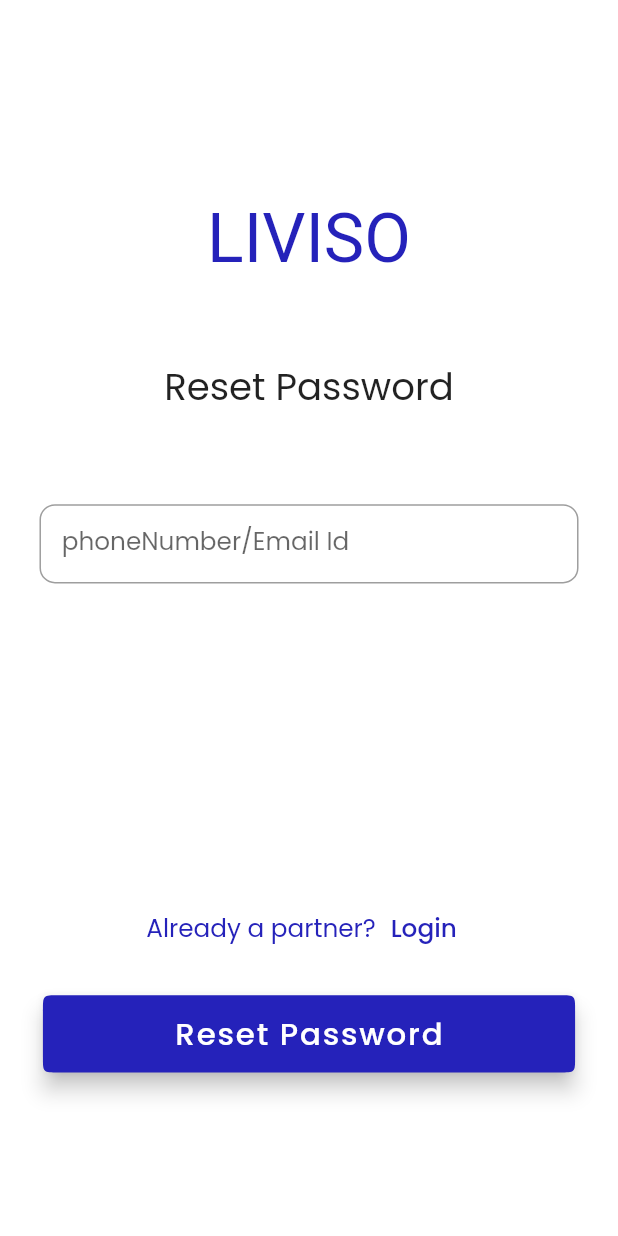
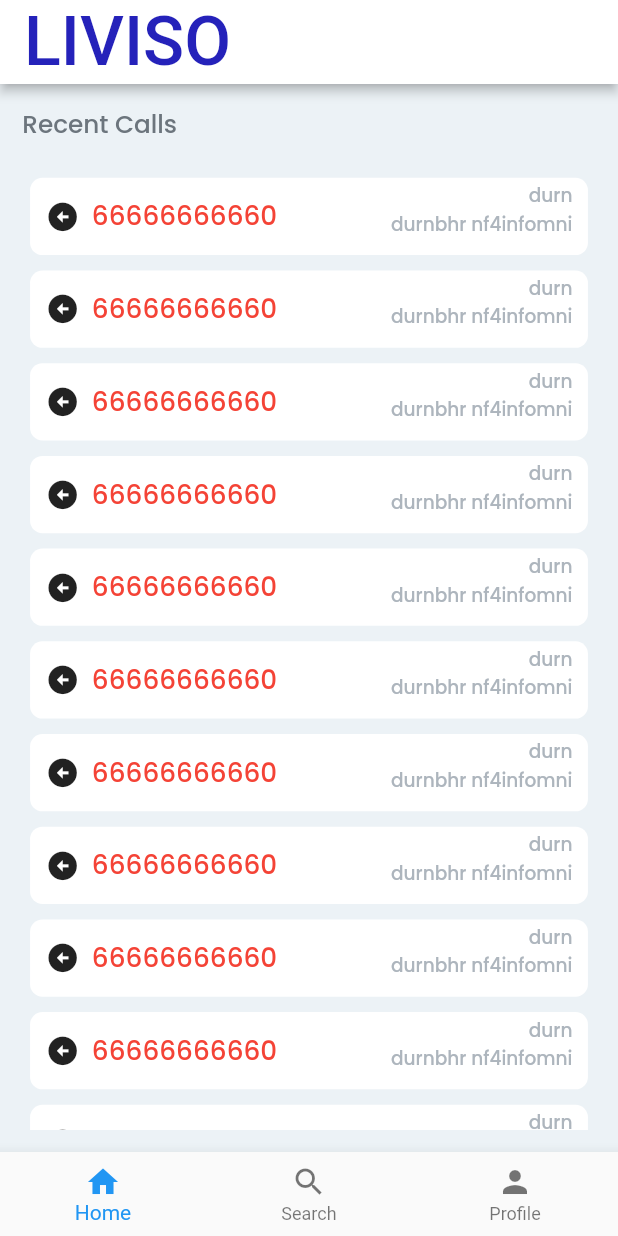
Before and after one commit to 03Simran/LivisoApp, a Flutter app: the screen it shows after launch, on a phone screen of 412 x 824 dp. Run offline on Flutter 3.47's test engine with Material 2 defaults, Android fonts, the phone set to English and light mode, and no system bars; our stand-ins replace flutter_screenutil, google_fonts; Roboto replaces fonts that are missing (Slackey).

Commit message:
Added the Reset password and HoneScreen1

```diff
--- /dev/null
+++ b/lib/assets/homeWidgets.dart
@@ -0,0 +1,75 @@
+import 'package:flutter/material.dart';
+import 'package:flutter_screenutil/flutter_screenutil.dart';
+import 'package:url_launcher/url_launcher.dart';
+import 'package:google_fonts/google_fonts.dart';
+
+import 'colors.dart';
+
+
+class CallElement extends StatefulWidget {
+  const CallElement({super.key});
+
+  @override
+  State<CallElement> createState() => _CallElementState();
+}
+
+class _CallElementState extends State<CallElement> {
+  @override
+  Widget build(BuildContext context) {
+    return  Container(
+      margin: EdgeInsets.all(5.h),
+      height:50.h,
+      width: double.infinity,
+      padding: EdgeInsets.all(2.w),
+      decoration:BoxDecoration(
+        color: Colors.white,
+        borderRadius: BorderRadius.circular(8.r)
+        ),
+
+        child: Row(
+
+          children: [
+
+          SizedBox(width:7.w),
+
+          Icon(Icons.arrow_circle_left,size: 20.w,),
+
+          SizedBox(width: 7.w),
+
+          Text('66666666660',
+          style : GoogleFonts.poppins(
+            textStyle : TextStyle (
+              fontSize: 17.sp,
+              fontWeight: FontWeight.w500,
+              color: Colors.red
+            )
+          )),
+
+           Spacer(),
+
+          Column(
+            crossAxisAlignment: CrossAxisAlignment.end,
+          children: [
+            Text('durn',
+          style : GoogleFonts.poppins(
+            textStyle : TextStyle (
+              fontSize: 12.sp,
+              fontWeight: FontWeight.w500,
+              color: ThemeColors.textColor5
+            )
+          )),
+            Text('durnbhr nf4infomni',
+          style : GoogleFonts.poppins(
+            textStyle : TextStyle (
+              fontSize: 12.sp,
+              fontWeight: FontWeight.w500,
+              color: ThemeColors.textColor5
+            )
+          )),
+          ],),
+
+          SizedBox(width: 7.w)
+        ],)
+    );
+  }
+}
--- a/lib/assets/widgets.dart
+++ b/lib/assets/loginWidgets.dart
@@ -8,14 +8,16 @@
 //Liviso Logo
 
 class Logo extends StatelessWidget {
-  const Logo({super.key});
+  final double fontSize; // Add a named parameter for font size
+
+   Logo({Key? key, this.fontSize = 44}) : super(key: key);
   @override
   Widget build(BuildContext context) {
     return Text('LIVISO',
         style:  GoogleFonts.slackey(
           textStyle: TextStyle(
             color: ThemeColors.primaryColor,
-            fontSize: 44.sp,
+            fontSize: 44.sp
           )
         ),
 
--- a/lib/homeScrn.dart
+++ b/lib/homeScrn.dart
@@ -0,0 +1,83 @@
+// ignore_for_file: prefer_const_constructors
+
+import 'package:flutter/material.dart';
+import 'package:flutter_screenutil/flutter_screenutil.dart';
+import 'package:google_fonts/google_fonts.dart';
+import 'package:liviso_flutter/assets/colors.dart';
+import 'package:liviso_flutter/assets/homeWidgets.dart';
+import 'package:liviso_flutter/assets/loginWidgets.dart';
+
+class HomeScreen1 extends StatefulWidget {
+  const HomeScreen1({super.key});
+
+  @override
+  State<HomeScreen1> createState() => _HomeScreen1State();
+}
+
+class _HomeScreen1State extends State<HomeScreen1> {
+  @override
+  Widget build(BuildContext context) {
+    return Scaffold(
+        backgroundColor: Colors.white,
+        appBar: AppBar(
+          backgroundColor: Colors.white,
+          title: Logo(fontSize: 25.sp),
+          elevation: 3,
+        ),
+        body: Container(
+          padding: EdgeInsets.all(13.w),
+          color: ThemeColors.backgroundColor,
+          child: Column(
+            crossAxisAlignment: CrossAxisAlignment.start,
+            children: [
+              Text('Recent Calls',
+                  style: GoogleFonts.poppins(
+                      textStyle: TextStyle(
+                          fontSize: 16.sp,
+                          fontWeight: FontWeight.w500,
+                          color: ThemeColors.textColor6))),
+              Expanded(
+                child: SingleChildScrollView(
+                  child: Column(
+                    crossAxisAlignment: CrossAxisAlignment.start,
+                    children: [
+                      SizedBox(height: 17.h),
+                      CallElement(),
+                      CallElement(),
+                      CallElement(),
+                      CallElement(),
+                      CallElement(),
+                      CallElement(),
+                      CallElement(),
+                      CallElement(),
+                      CallElement(),
+                      CallElement(),
+                      CallElement(),
+                      CallElement(),
+                      CallElement(),
+                    ],
+                  ),
+                ),
+              ),
+
+
+            ],
+          ),
+
+        ),
+        bottomNavigationBar: BottomNavigationBar(items:const [
+           BottomNavigationBarItem(
+          icon: Icon(Icons.home),
+          label: 'Home',
+        ),
+        BottomNavigationBarItem(
+          icon: Icon(Icons.search),
+          label: 'Search',
+        ),
+        BottomNavigationBarItem(
+          icon: Icon(Icons.person),
+          label: 'Profile',
+        ),
+        ]),);
+  }
+}
--- a/lib/login.dart
+++ b/lib/login.dart
@@ -2,7 +2,7 @@
 import 'package:flutter_screenutil/flutter_screenutil.dart';
 import 'package:google_fonts/google_fonts.dart';
 import 'package:liviso_flutter/assets/colors.dart';
-import 'package:liviso_flutter/assets/widgets.dart';
+import 'package:liviso_flutter/assets/loginWidgets.dart';
 
 class LoginScreen extends StatefulWidget {
   const LoginScreen({super.key});
@@ -28,7 +28,7 @@
 
             SizedBox(height: 129.h,),
 
-            Logo(),
+            Logo(fontSize: 44.sp,),
 
             SizedBox(height: 52.h,),
 
--- a/lib/main.dart
+++ b/lib/main.dart
@@ -1,5 +1,6 @@
 import 'package:flutter/material.dart';
 import 'package:flutter_screenutil/flutter_screenutil.dart';
+import 'package:liviso_flutter/homeScrn.dart';
 import 'package:liviso_flutter/resetPassword.dart';
 import 'package:liviso_flutter/signup.dart';
 
@@ -22,7 +23,7 @@
       builder: (context, child) {
         return const MaterialApp(
            debugShowCheckedModeBanner: false,
-           home: ResetPassword(),
+           home: HomeScreen1(),
         );
       }, );
   }
--- a/lib/resetPassword.dart
+++ b/lib/resetPassword.dart
@@ -2,7 +2,7 @@
 import 'package:flutter_screenutil/flutter_screenutil.dart';
 import 'package:google_fonts/google_fonts.dart';
 import 'package:liviso_flutter/assets/colors.dart';
-import 'package:liviso_flutter/assets/widgets.dart';
+import 'package:liviso_flutter/assets/loginWidgets.dart';
 
 class ResetPassword extends StatefulWidget {
   const ResetPassword
@@ -30,7 +30,7 @@
 
             SizedBox(height: 129.h,),
 
-            Logo(),
+            Logo(fontSize: 44.sp,),
 
             SizedBox(height: 52.h,),
 
--- a/lib/signup.dart
+++ b/lib/signup.dart
@@ -2,7 +2,7 @@
 import 'package:flutter_screenutil/flutter_screenutil.dart';
 import 'package:google_fonts/google_fonts.dart';
 import 'package:liviso_flutter/assets/colors.dart';
-import 'package:liviso_flutter/assets/widgets.dart';
+import 'package:liviso_flutter/assets/loginWidgets.dart';
 
 class SignUpScreen extends StatefulWidget {
   const SignUpScreen({super.key});
@@ -28,7 +28,7 @@
 
             SizedBox(height: 129.h,),
 
-            Logo(),
+            Logo(fontSize: 44.sp,),
 
             SizedBox(height: 52.h,),
 
```
